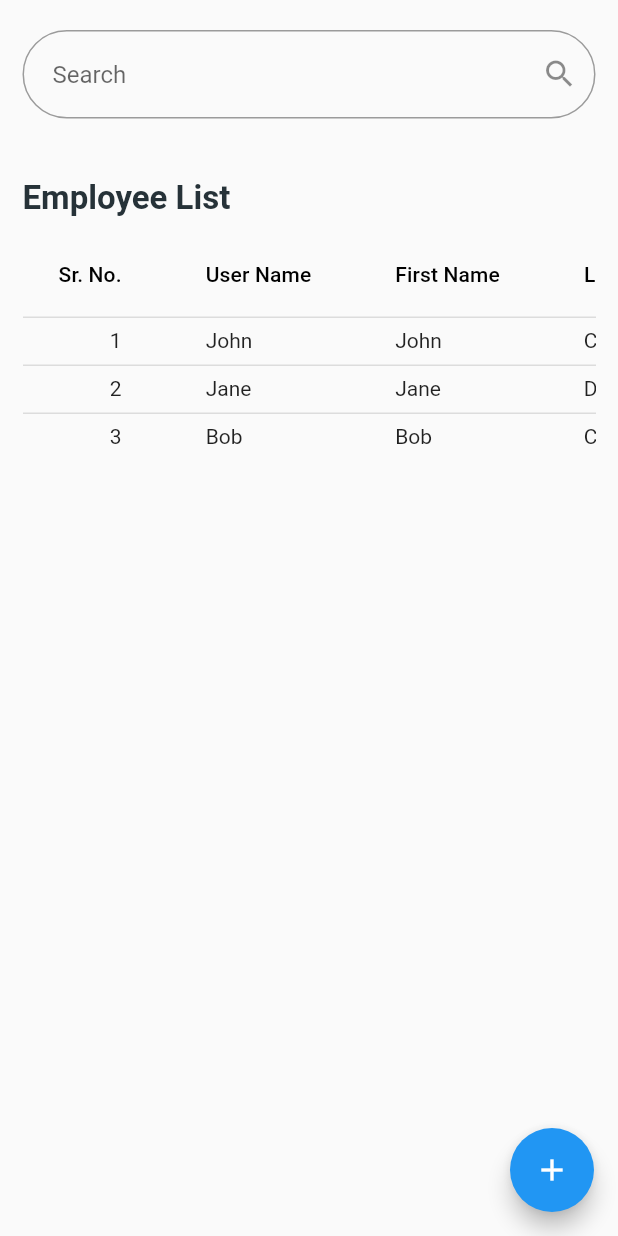
After one commit to Heet-Limbani/CA-Task-Management-Mobile-App-Flutter-, a Flutter app: the Employee screen opened directly, after a tap on the "add" icon, on a phone screen of 412 x 824 dp. The commit adds this screen. Run offline on Flutter 3.47's test engine with Material 2 defaults, Android fonts, the phone set to English and light mode, and no system bars; our stand-ins replace flutter_svg, get, sizer.

Commit message:
Employee data added

```diff
--- /dev/null
+++ b/task_manager/lib/ui/pages/employee.dart
@@ -0,0 +1,169 @@
+// ignore_for_file: prefer_const_constructors, prefer_const_literals_to_create_immutables
+
+import 'package:flutter/material.dart';
+import 'package:flutter/src/widgets/framework.dart';
+import 'package:flutter/src/widgets/placeholder.dart';
+
+class Employee extends StatefulWidget {
+  const Employee({super.key});
+
+  @override
+  State<Employee> createState() => _EmployeeState();
+}
+
+class _EmployeeState extends State<Employee> {
+  @override
+  Widget build(BuildContext context) {
+    return SafeArea(
+      child: Scaffold(
+        floatingActionButton: FloatingActionButton(
+          onPressed: () {},
+          child: Icon(Icons.add),
+        ),
+        body: _buildBody(),
+      ),
+    );
+  }
+}
+
+Stack _buildBody() {
+  return Stack(
+    children: [
+      SingleChildScrollView(
+        child: Container(
+          margin: const EdgeInsets.symmetric(
+            horizontal: 15,
+            vertical: 0,
+          ),
+          child: Column(
+            crossAxisAlignment: CrossAxisAlignment.start,
+            children: [
+              const SizedBox(
+                height: 20,
+              ),
+              TextField(
+                decoration: InputDecoration(
+                    contentPadding:
+                        EdgeInsets.symmetric(vertical: 20, horizontal: 20),
+                    hintText: 'Search',
+                    suffixIcon: Icon(Icons.search),
+                    border: OutlineInputBorder(
+                        borderRadius: BorderRadius.circular(30),
+                        borderSide: const BorderSide())),
+              ),
+              const SizedBox(
+                height: 40,
+              ),
+              _tableHeader(),
+              const SizedBox(
+                height: 10,
+              ),
+              _table(),
+              const SizedBox(
+                height: 50,
+              ),
+            ],
+          ),
+        ),
+      ),
+    ],
+  );
+}
+
+Row _tableHeader() {
+  return Row(
+    mainAxisAlignment: MainAxisAlignment.center,
+    crossAxisAlignment: CrossAxisAlignment.center,
+    children: [
+      Text(
+        "Employee List",
+        style: TextStyle(
+          color: Colors.blueGrey[900],
+          fontWeight: FontWeight.w700,
+          fontSize: 22,
+        ),
+      ),
+      const Spacer(),
+    ],
+  );
+}
+
+Column _table() {
+  return Column(
+    children: <Widget>[
+      SingleChildScrollView(
+        scrollDirection: Axis.horizontal,
+        child: Row(
+          children: [
+            DataTable(
+              columns: const [
+                DataColumn(label: Text('Sr. No.'), numeric: true),
+                DataColumn(label: Text('User Name')),
+                DataColumn(label: Text('First Name')),
+                DataColumn(label: Text('Last Name')),
+                DataColumn(label: Text('Email ID')),
+                DataColumn(label: Text('Status')),
+                DataColumn(label: Text('Edit')),
+                DataColumn(label: Text('Delete')),
+                DataColumn(label: Text('Reset Password')),
+                DataColumn(label: Text('Permission')),
+                DataColumn(label: Text('Chat')),
+              ],
+              rows: const [
+                DataRow(cells: [
+                  DataCell(Text('1')),
+                  DataCell(Text('John')),
+                  DataCell(Text('John ')),
+                  DataCell(Text('Cena')),
+                  DataCell(Text('john@gmail.com')),
+                  DataCell(Text('Active')),
+                  DataCell(IconButton(onPressed: null, icon: Icon(Icons.edit))),
+                  DataCell(
+                      IconButton(onPressed: null, icon: Icon(Icons.delete))),
+                  DataCell(
+                      IconButton(onPressed: null, icon: Icon(Icons.password))),
+                  DataCell(
+                      IconButton(onPressed: null, icon: Icon(Icons.check))),
+                  DataCell(IconButton(onPressed: null, icon: Icon(Icons.chat))),
+                ]),
+                DataRow(cells: [
+                  DataCell(Text('2')),
+                  DataCell(Text('Jane')),
+                  DataCell(Text('Jane')),
+                  DataCell(Text('Doe')),
+                  DataCell(Text('jane@gmail.com')),
+                  DataCell(Text('Active')),
+                  DataCell(IconButton(onPressed: null, icon: Icon(Icons.edit))),
+                  DataCell(
+                      IconButton(onPressed: null, icon: Icon(Icons.delete))),
+                  DataCell(
+                      IconButton(onPressed: null, icon: Icon(Icons.password))),
+                  DataCell(
+                      IconButton(onPressed: null, icon: Icon(Icons.check))),
+                  DataCell(IconButton(onPressed: null, icon: Icon(Icons.chat))),
+                ]),
+                DataRow(cells: [
+                  DataCell(Text('3')),
+                  DataCell(Text('Bob')),
+                  DataCell(Text('Bob')),
+                  DataCell(Text('Charley')),
+                  DataCell(Text('bob@gmail.com')),
+                  DataCell(Text('Inactive')),
+                  DataCell(IconButton(onPressed: null, icon: Icon(Icons.edit))),
+                  DataCell(
+                      IconButton(onPressed: null, icon: Icon(Icons.delete))),
+                  DataCell(
+                      IconButton(onPressed: null, icon: Icon(Icons.password))),
+                  DataCell(
+                      IconButton(onPressed: null, icon: Icon(Icons.check))),
+                  DataCell(IconButton(onPressed: null, icon: Icon(Icons.chat))),
+                ]),
+              ],
+              dataRowHeight: 32.0,
+            ),
+          ],
+        ),
+      ),
+    ],
+  );
+}
--- a/task_manager/lib/ui/pages/sidebar.dart
+++ b/task_manager/lib/ui/pages/sidebar.dart
@@ -1,9 +1,10 @@
-// ignore_for_file: prefer_const_constructors
+// ignore_for_file: prefer_const_constructors, prefer_const_literals_to_create_immutables
 
 import 'package:flutter/material.dart';
 import 'package:get/get.dart';
 import 'package:task_manager/Theme/app_theme.dart';
 import 'package:task_manager/screens/login_screen.dart';
+import 'package:task_manager/ui/pages/employee.dart';
 import 'package:task_manager/ui/pages/home.dart';
 import 'package:task_manager/ui/pages/profile.dart';
 
@@ -49,9 +50,9 @@ class SideBar extends StatelessWidget {
           ListTile(
             leading: Icon(Icons.person),
             title: Text('Profile'),
-            onTap:  () {
-                Get.off(Profile());
-              },
+            onTap: () {
+              Get.off(Profile());
+            },
           ),
           ListTile(
               leading: Icon(Icons.dashboard),
@@ -59,9 +60,21 @@ class SideBar extends StatelessWidget {
               onTap: () {
                 Get.offAll(HomeScreen());
               }),
-          ListTile(
+          ExpansionTile(
+            title: Text('Users'),
             leading: Icon(Icons.people),
-            title: Text('Users'),
+            childrenPadding: EdgeInsets.only(left: 60),
+            children: [
+              ListTile(
+                title: Text('Employee'),
+                onTap: () {
+                  Get.off(Employee());
+                },
+              ),
+              ListTile(
+                title: Text('Client'),
+              ),
+            ],
           ),
           ListTile(
             leading: Icon(Icons.settings),
```
Also changed, not shown: task_manager/lib/ui/pages/home.dart (+0 -10 lines).
